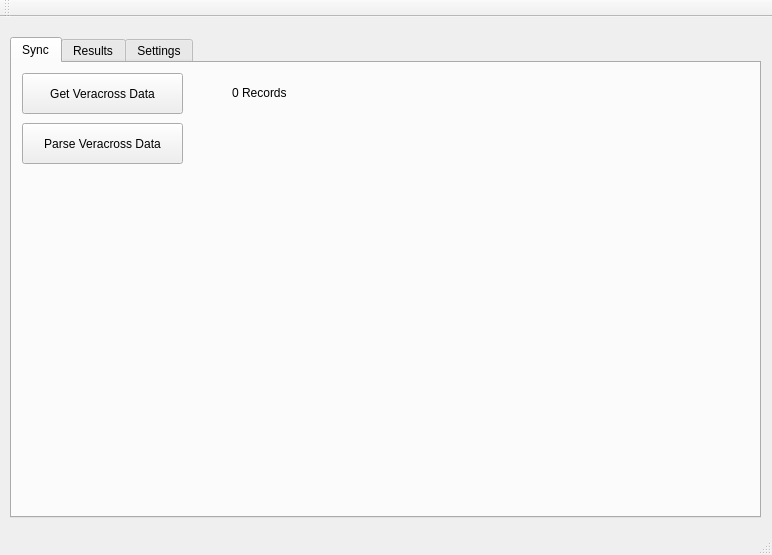
This is QT/ADP/mainwindow.ui in beckf/vc-adp-sync as Qt 5 draws it before an edit. The edited form follows.
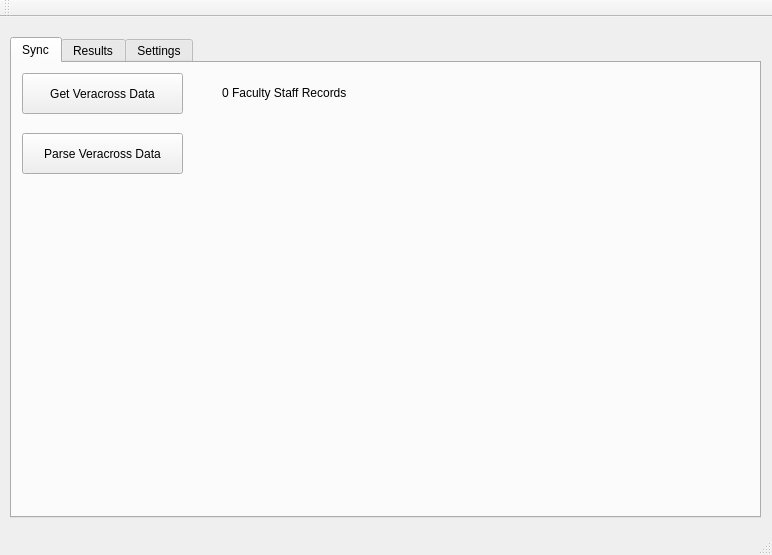
This is the edited form.

```diff
--- a/QT/ADP/mainwindow.ui
+++ b/QT/ADP/mainwindow.ui
@@ -72,21 +72,21 @@
      <widget class="QLabel" name="vcRecordCount">
       <property name="geometry">
        <rect>
-        <x>220</x>
+        <x>210</x>
         <y>20</y>
-        <width>101</width>
+        <width>171</width>
         <height>20</height>
        </rect>
       </property>
       <property name="text">
-       <string>0 Records</string>
+       <string>0 Faculty Staff Records</string>
       </property>
      </widget>
      <widget class="QPushButton" name="parseVCDataButton">
       <property name="geometry">
        <rect>
         <x>10</x>
-        <y>60</y>
+        <y>70</y>
         <width>161</width>
         <height>41</height>
        </rect>
@@ -99,7 +99,7 @@
       <property name="geometry">
        <rect>
         <x>180</x>
-        <y>70</y>
+        <y>80</y>
         <width>20</width>
         <height>20</height>
        </rect>
```
Left out of the diff: 16 changed lines with no effect on the pictures.
